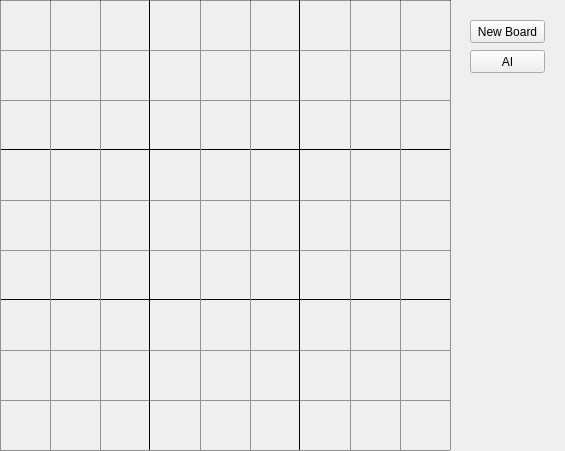
Qt form Sudoku/dlg_home.ui (ElliotHarding/Sudoku) before a commit.
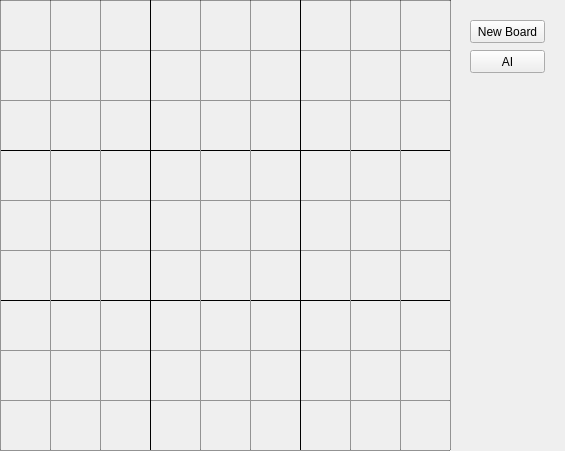
The same form after that commit.

Diff of the .ui file:
```diff
--- a/Sudoku/dlg_home.ui
+++ b/Sudoku/dlg_home.ui
@@ -50,7 +50,7 @@
     <property name="geometry">
      <rect>
       <x>0</x>
-      <y>149</y>
+      <y>150</y>
       <width>450</width>
       <height>1</height>
      </rect>
@@ -98,7 +98,7 @@
     <property name="geometry">
      <rect>
       <x>0</x>
-      <y>299</y>
+      <y>300</y>
       <width>450</width>
       <height>1</height>
      </rect>
@@ -225,7 +225,7 @@
    <widget class="Line" name="line_14">
     <property name="geometry">
      <rect>
-      <x>149</x>
+      <x>150</x>
       <y>0</y>
       <width>1</width>
       <height>450</height>
@@ -273,7 +273,7 @@
    <widget class="Line" name="line_17">
     <property name="geometry">
      <rect>
-      <x>299</x>
+      <x>300</x>
       <y>0</y>
       <width>1</width>
       <height>450</height>
```
